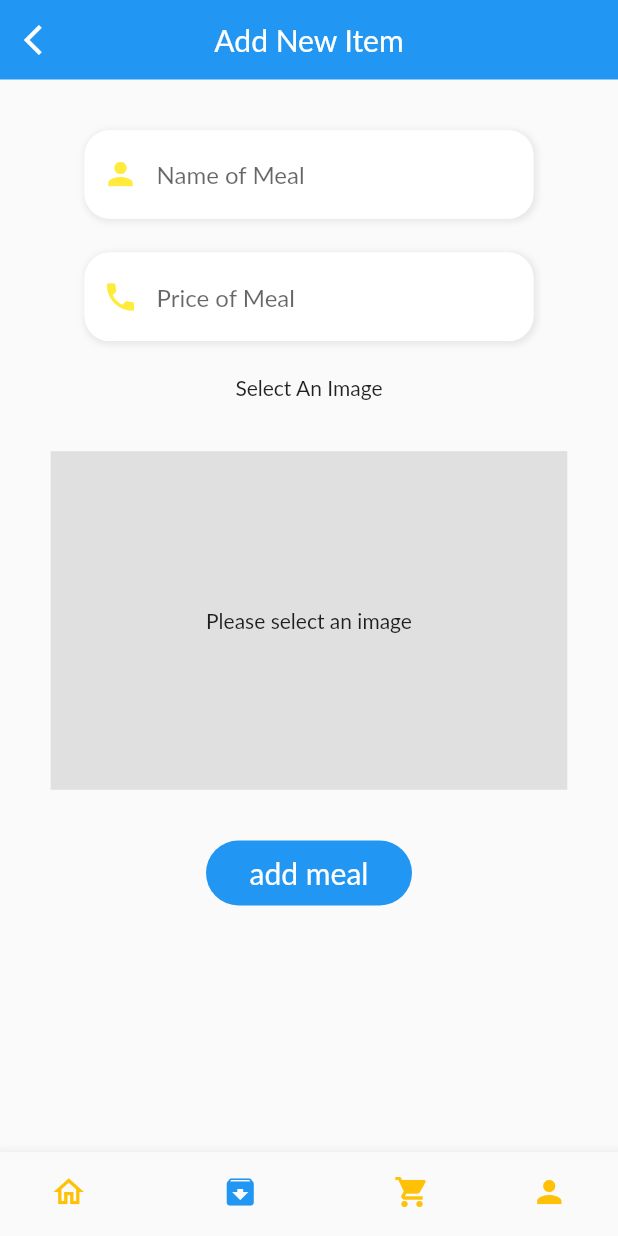
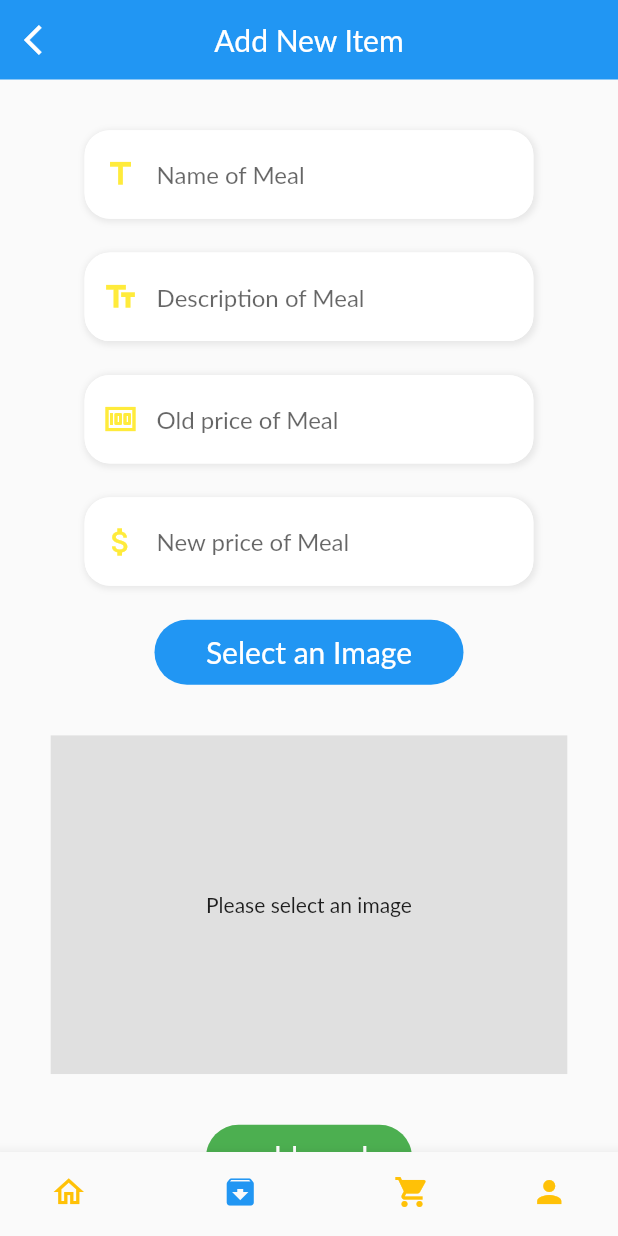
Before and after one commit to FrostElAkuma/Twaste, a Flutter app: the screen it shows after launch, item 2 of the bottom bar chosen, after a tap on "add meal", on a phone screen of 412 x 824 dp. Run offline on Flutter 3.47's test engine with Material 2 defaults, Android fonts, the phone set to English and light mode, and no system bars; our stand-ins replace dots_indicator, firebase_core, firebase_messaging, flutter_local_notifications, flutter_typeahead, geocoding and 6 more; missing offline and left inert: google_maps_webservice; accounts and stored records are empty; network calls fail; Roboto replaces fonts that are missing (Lato).

Commit message:
More meal details
Added Old and New price for the meal in addition to description (had to edit model, controller and page)

```diff
--- a/lib/controllers/add_meal_controller.dart
+++ b/lib/controllers/add_meal_controller.dart
@@ -73,14 +73,17 @@ class AddMealController extends GetxController {
     return response;
   }
 
-  Future<ResponseModel> addMeal(String name, int price) async {
+  Future<ResponseModel> addMeal(
+      String name, String description, int price, int newPrice) async {
     //Data is being loaded, which means we are talking to the server
     bool imgGood = await upload();
     late ResponseModel responseModel;
     if (imgGood) {
       ProductModel productModel = ProductModel(
         name: name,
+        description: description,
         price: price,
+        newPrice: newPrice,
         img: imagePath,
       );
 
--- a/lib/models/meal_model.dart
+++ b/lib/models/meal_model.dart
@@ -37,6 +37,7 @@ class ProductModel {
   String? name;
   String? description;
   int? price;
+  int? newPrice;
   int? remaining;
   int? stars;
   String? img;
@@ -50,6 +51,7 @@ class ProductModel {
     this.name,
     this.description,
     this.price,
+    this.newPrice,
     this.remaining,
     this.stars,
     this.img,
@@ -64,6 +66,7 @@ class ProductModel {
     name = json['name'];
     description = json['description'];
     price = json['price'];
+    newPrice = json['new_price'];
     remaining = json['remaining'];
     stars = json['stars'];
     img = json['img'];
@@ -78,12 +81,14 @@ class ProductModel {
     return {
       "id": id,
       "name": name,
+      "description": description,
       "price": price,
+      "new_price": newPrice,
       "remaining": remaining,
       "img": img,
       "location": location,
-      "createdAt": createdAt,
-      "updatedAt": updatedAt,
+      "created_at": createdAt,
+      "updated_at": updatedAt,
       "typeId": typeId,
     };
   }
--- a/lib/my_pages/restaurant/add_meal_page.dart
+++ b/lib/my_pages/restaurant/add_meal_page.dart
@@ -31,22 +31,31 @@ class _AddMealState extends State<AddMeal> {
   @override
   Widget build(BuildContext context) {
     var nameController = TextEditingController();
+    var descriptionController = TextEditingController();
     var priceController = TextEditingController();
+    var newPriceController = TextEditingController();
 
     Future<void> _validation(AddMealController mealController) async {
       //We removed the line below because we already passed an authcntroller object into this metod from our scaffold s
       //var authController = Get.find<AuthController>();
       String name = nameController.text.trim();
+      String description = nameController.text.trim();
       String price = priceController.text.trim();
       int price2 = int.parse(price);
+      String newPrice = priceController.text.trim();
+      int newPrice2 = int.parse(newPrice);
       //Getting the Image path
       //bool imgGood = await mealController.upload();
       //String img = await mealController.imagePath!;
 
       if (name.isEmpty) {
         showCusotmSnackBar("Name can't be empty", title: "Name");
+      } else if (description.isEmpty) {
+        showCusotmSnackBar("Description can't be empty", title: "Description");
       } else if (price.isEmpty) {
         showCusotmSnackBar("Price can't be empty", title: "Price");
+      } else if (newPrice.isEmpty) {
+        showCusotmSnackBar("New price can't be empty", title: "New price");
       } /*else if (imgGood) {
         showCusotmSnackBar("Failed to get image path", title: "Img");
       }*/
@@ -56,7 +65,9 @@ class _AddMealState extends State<AddMeal> {
           price: price2,
           img: mealController.imagePath,
         );*/
-        mealController.addMeal(name, price2).then((status) {
+        mealController
+            .addMeal(name, description, price2, newPrice2)
+            .then((status) {
           //Reminder we definded isSuccess in our response model
           if (status.isSuccess) {
             print("Success upload");
@@ -77,32 +88,67 @@ class _AddMealState extends State<AddMeal> {
         title: "Add New Item",
       ),
       body: GetBuilder<AddMealController>(builder: (addMealController) {
-        return SafeArea(
+        return SingleChildScrollView(
+          child: SafeArea(
             child: Padding(
               padding: EdgeInsets.all(Dimensions.height30),
               child: Column(
                 children: [
+                  //Name
                   InputField(
                       textController: nameController,
                       hintText: "Name of Meal",
-                    icon: Icons.person),
+                      icon: Icons.title),
                   SizedBox(
                     height: Dimensions.height20,
                   ),
-                //phone
+                  //Description
                   InputField(
-                    textController: priceController,
-                    hintText: "Price of Meal",
-                    icon: Icons.phone),
+                      textController: descriptionController,
+                      hintText: "Description of Meal",
+                      icon: Icons.text_fields),
                   SizedBox(
                     height: Dimensions.height20,
                   ),
-                Center(
-                  child: GestureDetector(
-                    child: const Text('Select An Image'),
-                    onTap: () => addMealController.pickImage(),
+                  //price
+                  InputField(
+                      textController: priceController,
+                      hintText: "Old price of Meal",
+                      icon: Icons.money),
+                  SizedBox(
+                    height: Dimensions.height20,
+                  ),
+                  //new price
+                  InputField(
+                      textController: newPriceController,
+                      hintText: "New price of Meal",
+                      icon: Icons.attach_money),
+                  SizedBox(
+                    height: Dimensions.height20,
+                  ),
+
+                  GestureDetector(
+                    onTap: () {
+                      addMealController.pickImage();
+                    },
+                    child: Container(
+                      width: Dimensions.screenWidth / 2,
+                      height: Dimensions.screenHeight / 19,
+                      decoration: BoxDecoration(
+                        borderRadius:
+                            BorderRadius.circular(Dimensions.radius30),
+                        color: Colors.blue,
+                      ),
+                      child: Center(
+                        child: LargeText(
+                          text: "Select an Image",
+                          size: Dimensions.font20,
+                          color: Colors.white,
                         ),
                       ),
+                    ),
+                  ),
+
                   SizedBox(
                     height: Dimensions.height30,
                   ),
@@ -131,8 +177,9 @@ class _AddMealState extends State<AddMeal> {
                       width: Dimensions.screenWidth / 3,
                       height: Dimensions.screenHeight / 19,
                       decoration: BoxDecoration(
-                      borderRadius: BorderRadius.circular(Dimensions.radius30),
-                      color: Colors.blue,
+                        borderRadius:
+                            BorderRadius.circular(Dimensions.radius30),
+                        color: Colors.green,
                       ),
                       child: Center(
                         child: LargeText(
@@ -170,6 +217,7 @@ class _AddMealState extends State<AddMeal> {
                 ],
               ),
             ),
+          ),
         );
       }),
     );
--- a/lib/utils/my_constants.dart
+++ b/lib/utils/my_constants.dart
@@ -4,7 +4,7 @@ class MyConstants {
 
   //10.0.2.2:8000 127.0.0.1:8000 mvs.bslmeiyu.com ngrok http 127.0.0.1:8000
   //Since I am developing on android. When trying on IOS make sure that everything thing is ok. I need to add some specific code for IOS later
-  static const String BASE_URL = "https://9735-2-49-197-102.ngrok-free.app";
+  static const String BASE_URL = "https://e0a8-2-49-197-102.ngrok-free.app";
   static const String POPULAR_PRODUCT_URI = "/api/v1/products/popular";
   static const String RECOMMENDED_PRODUCT_URI = "/api/v1/products/recommended";
   static const String UPDATE_REMAINING_URI = "/api/v1/products/updateRemaining";
```
Also changed, not shown: lib/my_pages/restaurant/restaurant_page.dart (+24 -8 lines). Lines whose indentation alone changed are shown as unchanged.
